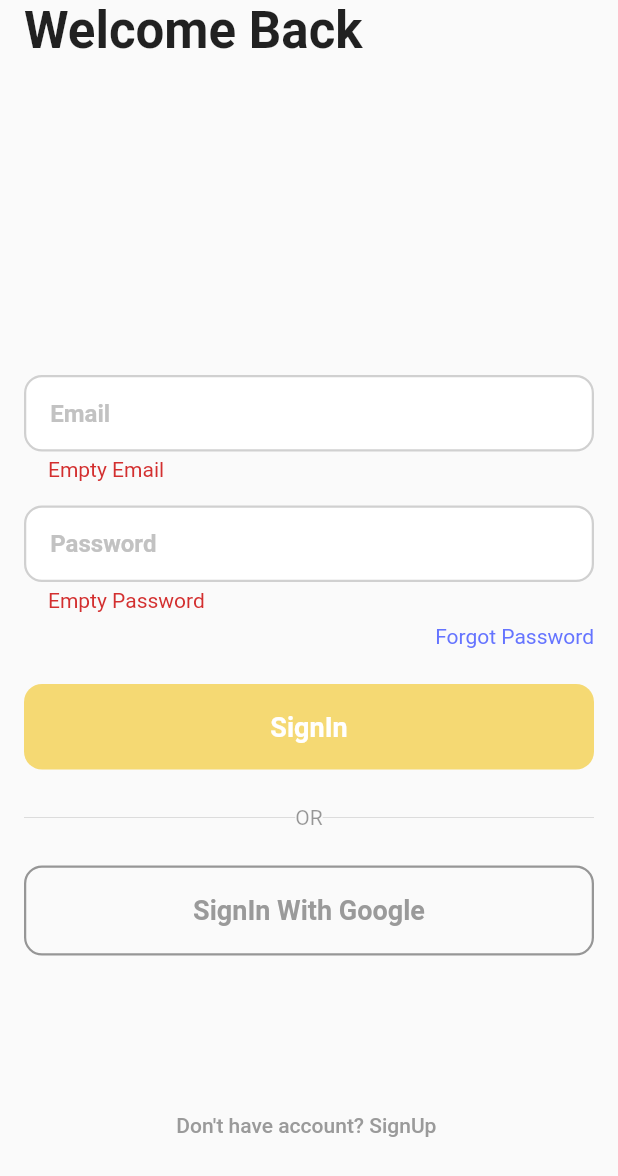
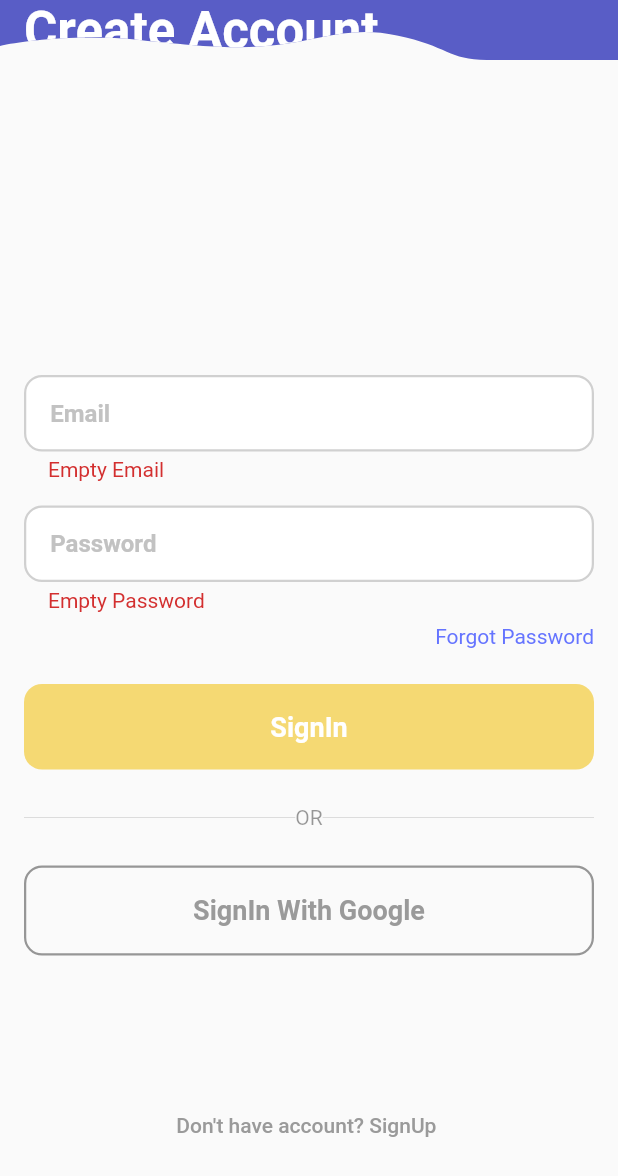
Before and after one commit to iHamza7/Authentication-using-riverpod, a Flutter app: the screen it shows after launch, on a phone screen of 412 x 824 dp. Shown: the top 1176 px of the screen. Run offline on Flutter 3.47's test engine with Material 2 defaults, Android fonts, the phone set to English and light mode, and no system bars; our stand-ins replace equatable, firebase_auth, firebase_core, flutter_riverpod, formz, google_sign_in and 1 more; accounts and stored records are empty.

Commit message:
lib changed

```diff
--- a/lib/authentication/authenticaton_view.dart
+++ b/lib/authentication/authenticaton_view.dart
@@ -1,5 +1,6 @@
 import 'package:flutter/material.dart';
 
+import '../components/animated/animated_shape.dart';
 import '../components/auth_switch_button.dart';
 
 import '../components/slide_fade_switcher.dart';
@@ -27,30 +28,30 @@ class _AuthenticationViewState extends State<AuthenticationView> {
               child: _showSignIn ? const SignIn() : const SignUp(),
             ),
           ),
-          // const AnimatedShape(
-          //     color: Color(0XFF595DC6), show: true, text: "Create Account"),
-          SafeArea(
-            child: Padding(
-              padding: const EdgeInsets.only(left: 16),
-              child: _showSignIn
-                  ? const Text(
-                      "Welcome Back",
-                      style: TextStyle(
-                        fontSize: 34,
-                        fontWeight: FontWeight.bold,
-                        color: Colors.black87,
-                      ),
-                    )
-                  : const Text(
-                      "Create Account",
-                      style: TextStyle(
-                        fontSize: 34,
-                        fontWeight: FontWeight.bold,
-                        color: Colors.black87,
-                      ),
-                    ),
-            ),
-          ),
+          const AnimatedShape(
+              color: Color(0XFF595DC6), show: true, text: "Create Account"),
+          // SafeArea(
+          //   child: Padding(
+          //     padding: const EdgeInsets.only(left: 16),
+          //     child: _showSignIn
+          //         ? const Text(
+          //             "Welcome Back",
+          //             style: TextStyle(
+          //               fontSize: 34,
+          //               fontWeight: FontWeight.bold,
+          //               color: Colors.black87,
+          //             ),
+          //           )
+          //         : const Text(
+          //             "Create Account",
+          //             style: TextStyle(
+          //               fontSize: 34,
+          //               fontWeight: FontWeight.bold,
+          //               color: Colors.black87,
+          //             ),
+          //           ),
+          //   ),
+          // ),
           AuthSwitchButton(
             onTap: () {
               setState(() {
```
